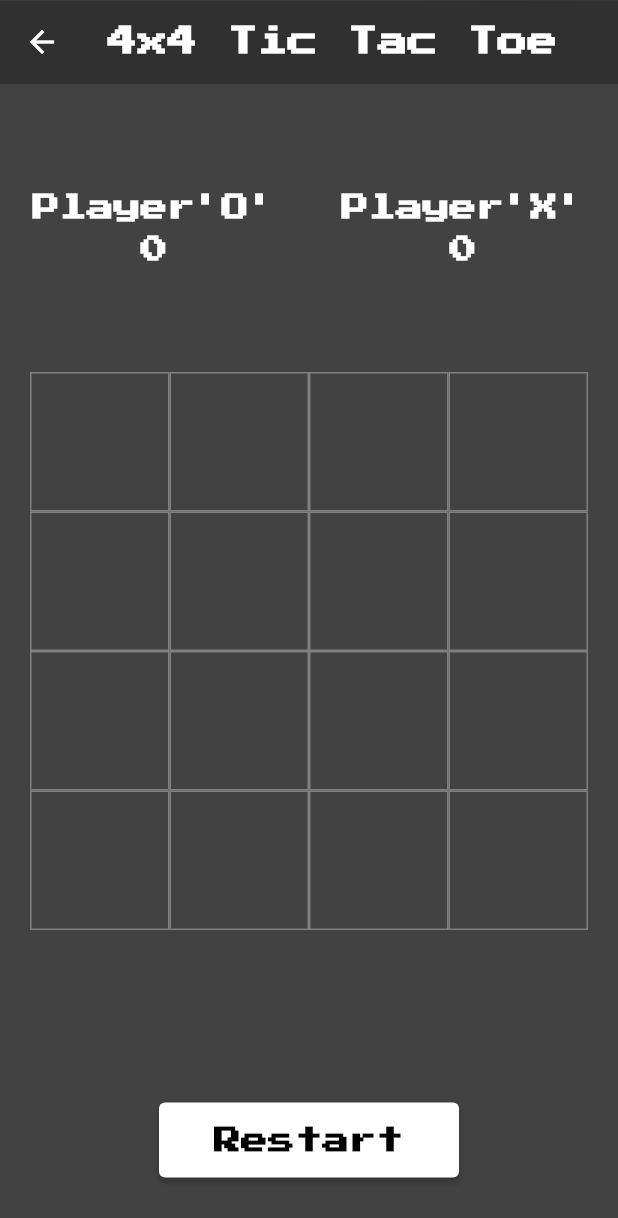
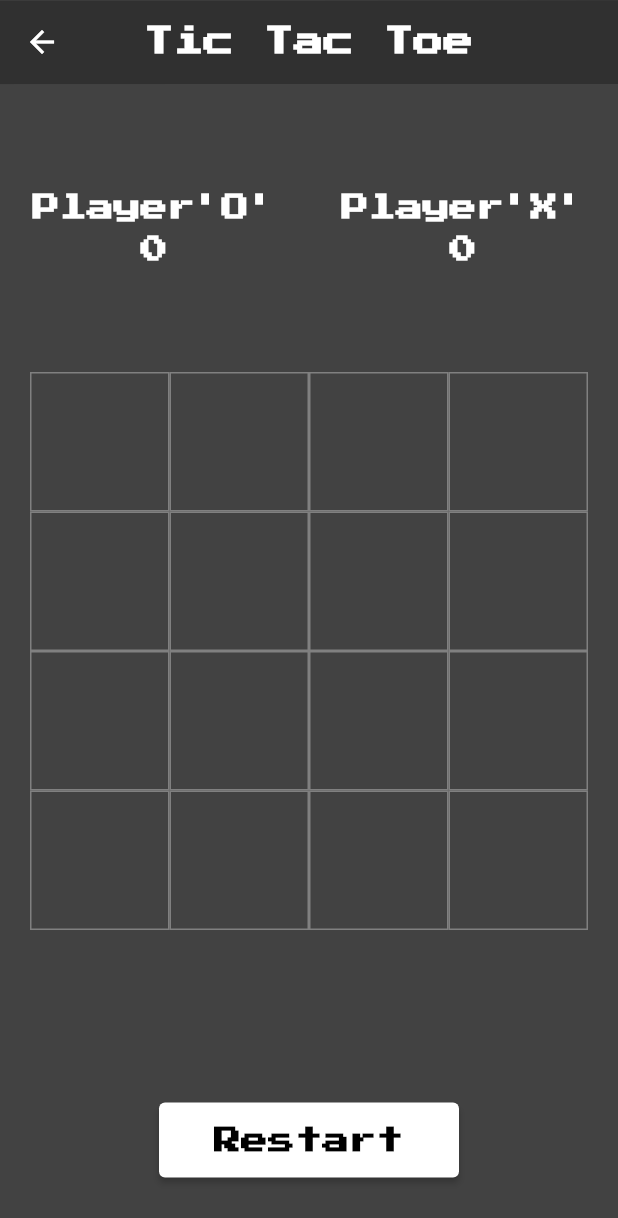
Before and after one commit to drranparia/tic_tac_toe, a Flutter app: the FourXFour screen opened directly, on a phone screen of 412 x 824 dp. Shown: the top 1218 px of the screen. Run offline on Flutter 3.47's test engine with Material 2 defaults, Android fonts, the phone set to English and light mode, and no system bars; our stand-ins replace get, google_fonts.

```diff
--- a/lib/Screens/four_x_four.dart
+++ b/lib/Screens/four_x_four.dart
@@ -43,7 +43,7 @@ class _FourXFourState extends State<FourXFour> {
         elevation: 0.1,
         centerTitle: true,
         title: Text(
-          '4x4 Tic Tac Toe',
+          'Tic Tac Toe',
           style: appBarTitle,
         ),
       ),
```
